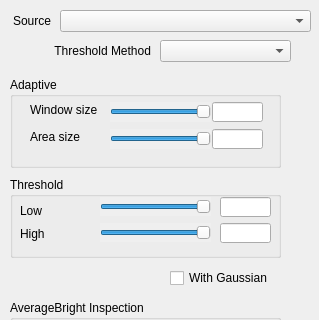
The window that qroisimulator/app/dialogthreshold.ui (JonglockYoon/QT-qroilib) describes before a commit, drawn with Qt 5; both pictures show x 0 to 319 and y 0 to 320 of the 319 by 469 pixel window.
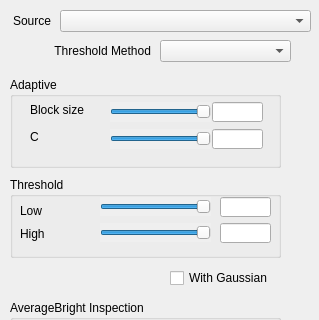
The same window after the commit.

```diff
--- a/qroisimulator/app/dialogthreshold.ui
+++ b/qroisimulator/app/dialogthreshold.ui
@@ -76,7 +76,7 @@
     </rect>
    </property>
    <property name="text">
-    <string>Window size</string>
+    <string>Block size</string>
    </property>
    <property name="alignment">
     <set>Qt::AlignLeading|Qt::AlignLeft|Qt::AlignVCenter</set>
@@ -152,7 +152,7 @@
     </rect>
    </property>
    <property name="text">
-    <string>Area size</string>
+    <string>C</string>
    </property>
    <property name="alignment">
     <set>Qt::AlignLeading|Qt::AlignLeft|Qt::AlignVCenter</set>
```
